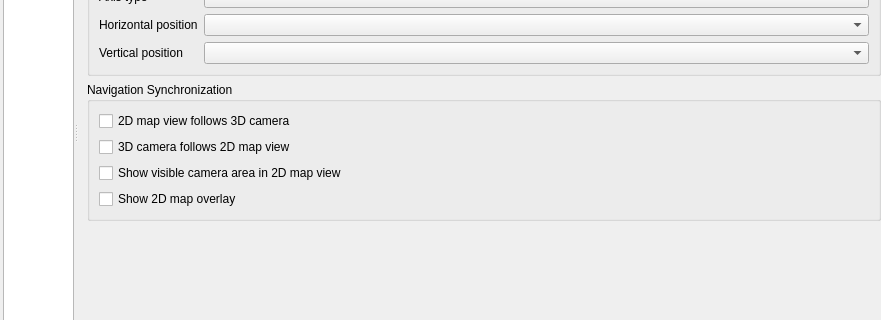
Qt form src/ui/3d/map3dconfigwidget.ui (qgis/QGIS) before a commit; both pictures show x 0 to 881 and y 204 to 524 of the 881 by 665 pixel window.
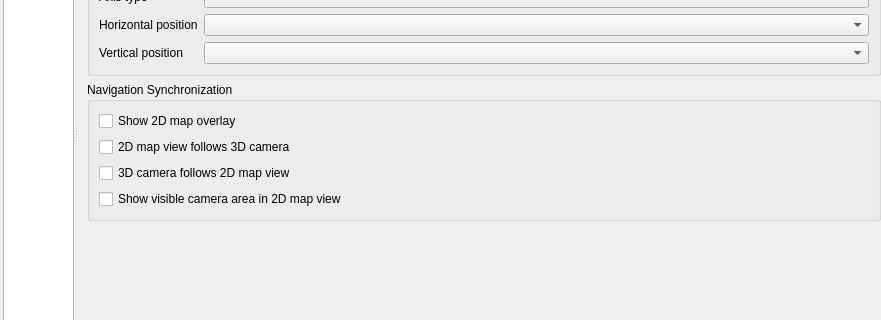
The same form after that commit. The open tabs and pages were chosen to show the change. Icons and pictures are not drawn. Custom widgets are drawn as their Qt base class.

Commit message: Fix overlapping widgets in 3d config dialog

```diff
--- a/src/ui/3d/map3dconfigwidget.ui
+++ b/src/ui/3d/map3dconfigwidget.ui
@@ -945,8 +945,8 @@
                <rect>
                 <x>0</x>
                 <y>0</y>
-                <width>385</width>
-                <height>579</height>
+                <width>800</width>
+                <height>649</height>
                </rect>
               </property>
               <layout class="QVBoxLayout" name="verticalLayoutCameraSkybox">
@@ -1076,28 +1076,28 @@
                   <string>Navigation Synchronization</string>
                  </property>
                  <layout class="QGridLayout" name="gridLayout_8">
-                  <item row="0" column="0">
-                   <widget class="QCheckBox" name="mSync2DTo3DCheckbox">
-                    <property name="text">
-                     <string>2D map view follows 3D camera</string>
-                    </property>
-                   </widget>
-                  </item>
-                  <item row="1" column="0">
-                   <widget class="QCheckBox" name="mSync3DTo2DCheckbox">
-                    <property name="text">
-                     <string>3D camera follows 2D map view</string>
-                    </property>
-                   </widget>
-                  </item>
-                  <item row="2" column="0">
+                  <item row="4" column="0">
                    <widget class="QCheckBox" name="mVisualizeExtentCheckBox">
                     <property name="text">
                      <string>Show visible camera area in 2D map view</string>
                     </property>
                    </widget>
                   </item>
-                  <item>
+                  <item row="3" column="0">
+                   <widget class="QCheckBox" name="mSync3DTo2DCheckbox">
+                    <property name="text">
+                     <string>3D camera follows 2D map view</string>
+                    </property>
+                   </widget>
+                  </item>
+                  <item row="1" column="0">
+                   <widget class="QCheckBox" name="mSync2DTo3DCheckbox">
+                    <property name="text">
+                     <string>2D map view follows 3D camera</string>
+                    </property>
+                   </widget>
+                  </item>
+                  <item row="0" column="0">
                    <widget class="QCheckBox" name="mShowMapOverlayCheckBox">
                     <property name="text">
                      <string>Show 2D map overlay</string>
```
Left out of the diff: 20 changed lines with no effect on the pictures.
